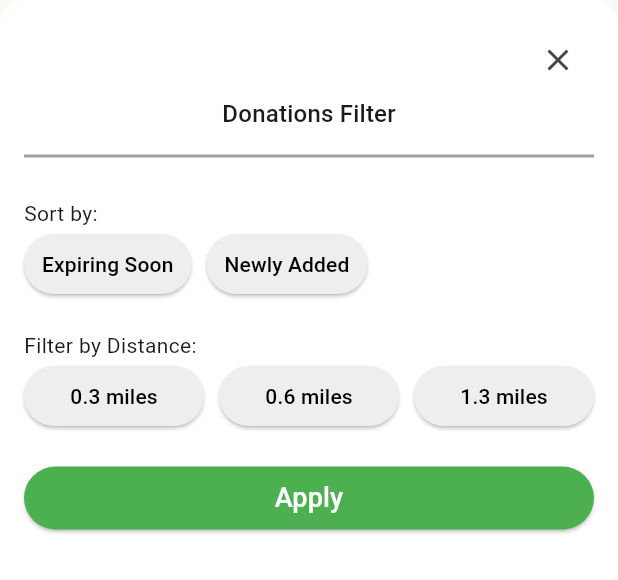
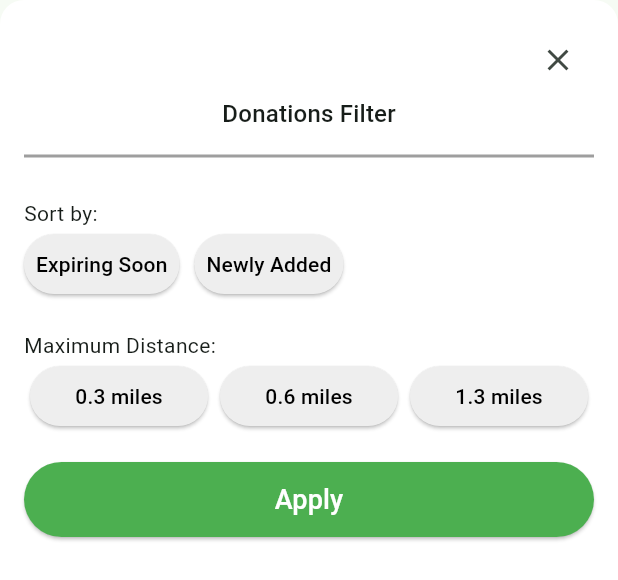
Before and after one commit to 40125789/shelfaware_app, a Flutter app: the FilterDialog widget shown alone on an empty page, opened directly with empty values, on a phone screen of 412 x 824 dp. Shown: the top 580 px of the screen. Run offline on Flutter 3.47's test engine with Material 3 defaults, Android fonts, the phone set to English and light mode, and no system bars; our stand-ins replace cached_network_image, cloud_firestore, firebase_auth, firebase_core, firebase_messaging, firebase_storage and 14 more; missing offline and left inert: barcode_scan2, google_ml_kit; accounts and stored records are empty.

Commit message:
feat: Implement distance filtering for donations and enhance filter dialog functionality

```diff
--- a/lib/components/filter_dialogue_widget.dart
+++ b/lib/components/filter_dialogue_widget.dart
@@ -26,7 +26,7 @@ class FilterDialog extends StatefulWidget {
 class _FilterDialogState extends State<FilterDialog> {
   late bool filterExpiringSoon;
   late bool filterNewlyAdded;
-  late double? filterDistance; // Nullable type for distance
+  late double? filterDistance;
 
   @override
   void initState() {
@@ -36,20 +36,10 @@ class _FilterDialogState extends State<FilterDialog> {
     filterDistance = widget.filterDistance;
   }
 
-  ButtonStyle buttonStyle(double? selectedDistance, double buttonDistance) {
-    return ElevatedButton.styleFrom(
-      padding: EdgeInsets.symmetric(horizontal: 12, vertical: 8),
-      foregroundColor: selectedDistance == buttonDistance ? Colors.white : Colors.black,
-      backgroundColor: selectedDistance == buttonDistance ? Colors.green : Colors.grey[200],
-    );
-  }
-
   @override
   Widget build(BuildContext context) {
     return GestureDetector(
-      onTap: () {
-        FocusScope.of(context).unfocus();
-      },
+      onTap: () => FocusScope.of(context).unfocus(),
       child: BottomSheet(
         onClosing: () {},
         builder: (context) => Container(
@@ -65,13 +55,28 @@ class _FilterDialogState extends State<FilterDialog> {
           child: Column(
             crossAxisAlignment: CrossAxisAlignment.center,
             children: [
+              _buildHeader(context),
+              SizedBox(height: 20),
+              _buildSortOptions(),
+              SizedBox(height: 20),
+              _buildDistanceOptions(),
+              SizedBox(height: 20),
+              _buildApplyButton(),
+            ],
+          ),
+        ),
+      ),
+    );
+  }
+
+  Widget _buildHeader(BuildContext context) {
+    return Column(
+      children: [
         Align(
           alignment: Alignment.topRight,
           child: IconButton(
             icon: Icon(Icons.close),
-                  onPressed: () {
-                    Navigator.of(context).pop();
-                  },
+            onPressed: () => Navigator.of(context).pop(),
           ),
         ),
         Center(
@@ -82,112 +87,106 @@ class _FilterDialogState extends State<FilterDialog> {
                 style: Theme.of(context).textTheme.titleMedium,
               ),
               SizedBox(height: 8),
-                    Divider(
-                      thickness: 2,
-                      color: Colors.grey,
-                    ),
+              Divider(thickness: 2, color: Colors.grey),
             ],
           ),
         ),
-              SizedBox(height: 20),
-              Align(
-                alignment: Alignment.centerLeft,
-                child: Text('Sort by:'),
-              ),
+      ],
+    );
+  }
+
+  Widget _buildSortOptions() {
+    return Column(
+      crossAxisAlignment: CrossAxisAlignment.start,
+      children: [
+        Text('Sort by:'),
         Row(
-                mainAxisAlignment: MainAxisAlignment.start,
           children: [
-                  ElevatedButton(
+            _buildToggleButton(
+              label: 'Expiring Soon',
+              isSelected: filterExpiringSoon,
               onPressed: () {
                 setState(() {
                   filterExpiringSoon = !filterExpiringSoon;
                 });
                 widget.onExpiringSoonChanged(filterExpiringSoon);
               },
-                    style: buttonStyle(filterExpiringSoon ? 1.0 : 0.0, 1.0),
-                    child: Text('Expiring Soon'),
             ),
             SizedBox(width: 10),
-                  ElevatedButton(
+            _buildToggleButton(
+              label: 'Newly Added',
+              isSelected: filterNewlyAdded,
               onPressed: () {
                 setState(() {
                   filterNewlyAdded = !filterNewlyAdded;
                 });
                 widget.onNewlyAddedChanged(filterNewlyAdded);
               },
-                    style: buttonStyle(filterNewlyAdded ? 1.0 : 0.0, 1.0),
-                    child: Text('Newly Added'),
             ),
           ],
         ),
-              SizedBox(height: 20),
-              Align(
-                alignment: Alignment.centerLeft,
-                child: Text('Filter by Distance:'),
-              ),
+      ],
+    );
+  }
+
+Widget _buildDistanceOptions() {
+  return Column(
+    crossAxisAlignment: CrossAxisAlignment.start,
+    children: [
+      Text('Maximum Distance:'),
       Row(
-                mainAxisAlignment: MainAxisAlignment.spaceBetween,
-                children: [
-                  Expanded(
-                    child: ElevatedButton(
+        mainAxisAlignment: MainAxisAlignment.spaceBetween, // Add space between buttons
+        children: [0.3, 0.6, 1.3].map((distance) {
+          return Expanded(
+            child: Padding(
+              padding: const EdgeInsets.symmetric(horizontal: 4.0), // Add spacing between buttons
+              child: _buildToggleButton(
+                label: '${distance.toStringAsFixed(1)} miles',
+                isSelected: filterDistance == distance,
                 onPressed: () {
                   setState(() {
-                          filterDistance = filterDistance == 0.3 ? null : 0.3; // Toggle the distance
+                    filterDistance = filterDistance == distance ? null : distance;
                   });
-                        widget.onDistanceChanged(filterDistance); // Pass nullable double
+                  widget.onDistanceChanged(filterDistance);
                 },
-                      style: buttonStyle(filterDistance, 0.3),
-                      child: Text('0.3 miles'),
               ),
             ),
-                  SizedBox(width: 10),
-                  Expanded(
-                    child: ElevatedButton(
-                      onPressed: () {
-                        setState(() {
-                          filterDistance = filterDistance == 0.6 ? null : 0.6; // Toggle the distance
-                        });
-                        widget.onDistanceChanged(filterDistance); // Pass nullable double
-                      },
-                      style: buttonStyle(filterDistance, 0.6),
-                      child: Text('0.6 miles'),
-                    ),
-                  ),
-                  SizedBox(width: 10),
-                  Expanded(
-                    child: ElevatedButton(
-                      onPressed: () {
-                        setState(() {
-                          filterDistance = filterDistance == 1.3 ? null : 1.3; // Toggle the distance
-                        });
-                        widget.onDistanceChanged(filterDistance); // Pass nullable double
-                      },
-                      style: buttonStyle(filterDistance, 1.3),
-                      child: Text('1.3 miles'),
-                    ),
+          );
+        }).toList(),
       ),
     ],
+  );
+}
+
+Widget _buildToggleButton({
+  required String label,
+  required bool isSelected,
+  required VoidCallback onPressed,
+}) {
+  return ElevatedButton(
+    onPressed: onPressed,
+    style: ElevatedButton.styleFrom(
+      padding: EdgeInsets.symmetric(horizontal: 8, vertical: 6), // Reduced padding
+      foregroundColor: isSelected ? Colors.white : Colors.black,
+      backgroundColor: isSelected ? Colors.green : Colors.grey[200],
     ),
-              SizedBox(height: 20),
-              SizedBox(
+    child: Text(label),
+  );
+}
+
+
+  Widget _buildApplyButton() {
+    return SizedBox(
       width: double.infinity,
       child: ElevatedButton(
         onPressed: widget.onApply,
         style: ElevatedButton.styleFrom(
-                    padding: EdgeInsets.symmetric(vertical: 8, horizontal: 16),
+          padding: EdgeInsets.symmetric(vertical: 12),
           backgroundColor: Colors.green,
         ),
         child: Text(
           'Apply',
-                    style: TextStyle(
-                      color: Colors.white,
-                      fontSize: 18,
-                    ),
-                  ),
-                ),
-              ),
-            ],
-          ),
+          style: TextStyle(color: Colors.white, fontSize: 18),
         ),
       ),
     );
```
Also changed, not shown: lib/components/donation_list_widget.dart (+95 -14 lines), lib/models/donation.dart (+20 -2 lines), lib/pages/donations_page.dart (+85 -63 lines). Lines whose indentation alone changed are shown as unchanged.
